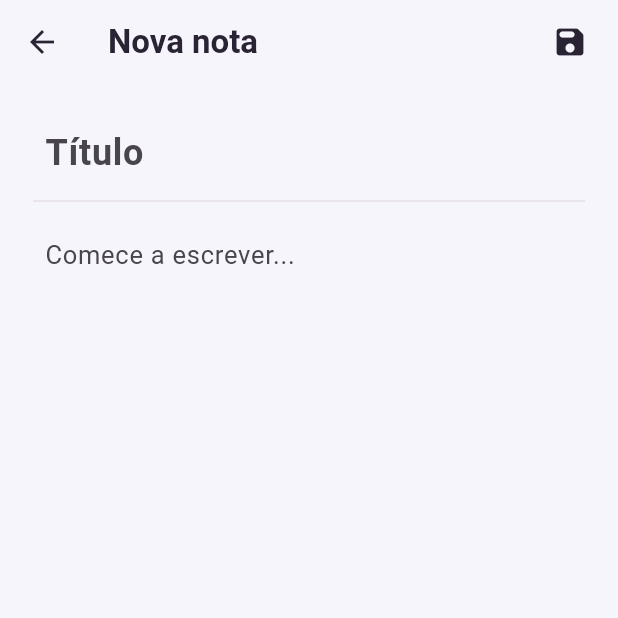
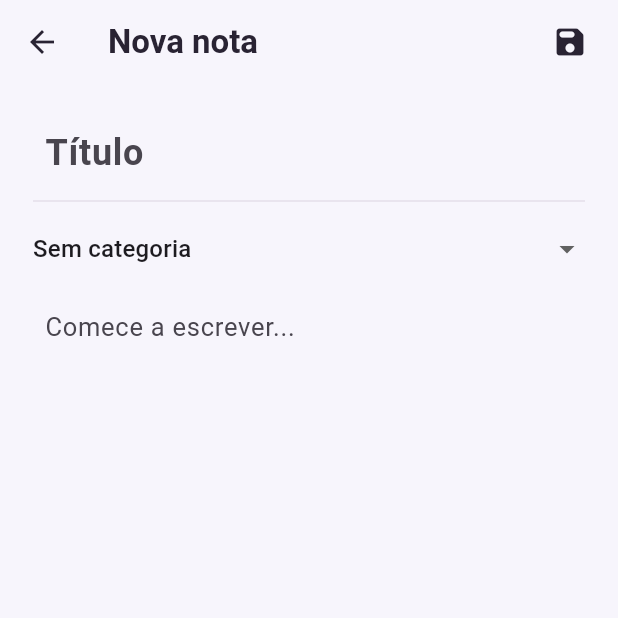
Before and after one commit to LopesBrendinha/bloco_de_nota_turma_B, a Flutter app: the NoteFormPage screen opened directly, after a tap on the "save" icon, on a phone screen of 412 x 824 dp, the top half of it. Run offline on Flutter 3.47's test engine with Material 3 defaults, Android fonts, the phone set to English and light mode, and no system bars; our stand-ins replace cloud_firestore, firebase_auth, firebase_core, sqflite; accounts and stored records are empty.

Commit message:
feat: implemented categories in notes

```diff
--- a/lib/database/database_helper.dart
+++ b/lib/database/database_helper.dart
@@ -24,9 +24,10 @@ class DatabaseHelper {
     final path = join(dbPath, fileName);
 
     // Versão 2: adiciona as colunas de sincronização com o Firestore.
+    // Versão 3: adiciona a coluna de categoria.
     return await openDatabase(
       path,
-      version: 2,
+      version: 3,
       onCreate: _createDB,
       onUpgrade: _upgradeDB,
     );
@@ -43,6 +44,7 @@ class DatabaseHelper {
         content TEXT NOT NULL,
         date TEXT NOT NULL,
         updated_at INTEGER NOT NULL DEFAULT 0,
+        category TEXT NOT NULL DEFAULT '',
         synced INTEGER NOT NULL DEFAULT 0,
         deleted INTEGER NOT NULL DEFAULT 0
       )
@@ -63,6 +65,10 @@ class DatabaseHelper {
       await db.execute(
         'ALTER TABLE notes ADD COLUMN deleted INTEGER NOT NULL DEFAULT 0',
       );
+    }
+
+    if (oldVersion < 3) {
+      await db.execute("ALTER TABLE notes ADD COLUMN category TEXT NOT NULL DEFAULT ''");
     }
   }
 
@@ -115,6 +121,17 @@ class DatabaseHelper {
     return result.map((map) => Note.fromMap(map)).toList();
   }
 
+  Future<List<String>> getCategories(String uid) async {
+    final db = await instance.database;
+
+    final result = await db.rawQuery(
+      'SELECT DISTINCT category FROM notes WHERE uid = ? AND deleted = 0 AND category != \'\'',
+      [uid],
+    );
+
+    return result.map((map) => map['category'] as String).toList();
+  }
+
   // O filtro por uid garante que um usuário não altere
   // a nota de outro, mesmo no banco local.
   Future<int> updateNote(Note note) async{
--- a/lib/models/note.dart
+++ b/lib/models/note.dart
@@ -10,6 +10,7 @@ class Note {
 
   final String uid;
   final String title;
+  final String category;
   final String content;
   final String date;
 
@@ -29,6 +30,7 @@ class Note {
     this.remoteId,
     required this.uid,
     required this.title,
+    required this.category,
     required this.content,
     required this.date,
     int? updatedAt,
@@ -39,6 +41,7 @@ class Note {
   Note copyWith({
     int? id,
     String? remoteId,
+    String? category,
     bool? synced,
     bool? deleted,
   }) {
@@ -47,6 +50,7 @@ class Note {
       remoteId: remoteId ?? this.remoteId,
       uid: uid,
       title: title,
+      category: category ?? this.category,
       content: content,
       date: date,
       updatedAt: updatedAt,
@@ -63,6 +67,7 @@ class Note {
       'remote_id': remoteId,
       'uid' : uid,
       'title' : title,
+      'category' : category,
       'content' : content,
       'date' : date,
       'updated_at': updatedAt,
@@ -77,6 +82,7 @@ class Note {
       remoteId: map['remote_id'],
       uid: map['uid'],
       title: map['title'],
+      category: map['category'] ?? '',
       content: map['content'],
       date: map['date'],
       updatedAt: map['updated_at'] ?? 0,
@@ -91,6 +97,7 @@ class Note {
     return {
       'uid': uid,
       'title': title,
+      'category': category,
       'content': content,
       'date': date,
       'updatedAt': updatedAt,
@@ -102,6 +109,7 @@ class Note {
       remoteId: documentId,
       uid: data['uid'],
       title: data['title'] ?? '',
+      category: data['category'] ?? '',
       content: data['content'] ?? '',
       date: data['date'] ?? '',
       updatedAt: data['updatedAt'] ?? 0,
--- a/lib/repositories/note_repository.dart
+++ b/lib/repositories/note_repository.dart
@@ -8,6 +8,8 @@ import 'package:cloud_firestore/cloud_firestore.dart';
 class NoteRepository {
   final DatabaseHelper _database = DatabaseHelper.instance;
   final FirestoreService _firestore = FirestoreService();
+
+  static const _defaultCategories = ['Estudos', 'Trabalho', 'Pessoal', 'Outros'];
 
   Future<List<Note>> getNotes(String uid) async {
     return _database.getNotes(uid);
@@ -112,4 +114,16 @@ class NoteRepository {
       return false;
     }
   }
+
+  Future<List<String>> getCategories(String uid) async {
+    final saved = await _database.getCategories(uid);
+
+    final categories = <String, String>{};
+
+    for (final category in [..._defaultCategories, ...saved]) {
+      categories.putIfAbsent(category.toLowerCase(), () => category);
+    }
+
+    return categories.values.toList();
+  }
 }
--- a/lib/screens/note_form_page.dart
+++ b/lib/screens/note_form_page.dart
@@ -25,15 +25,25 @@ class _NoteFormPageState extends State<NoteFormPage> {
 
   bool get isEditing => widget.note != null;
 
+  static const newCategoryOption = '__nova_categoria__';
+
+  List<String> categories = [];
+
+  String selectedCategory = '';
+
   @override
   void initState() {
     super.initState();
+
 
     if (isEditing) {
       titleController.text = widget.note!.title;
 
       contentController.text = widget.note!.content;
+      selectedCategory = widget.note?.category ?? '';
     }
+
+    loadCategories();
   }
 
   Future<void> saveNote() async {
@@ -80,6 +90,7 @@ class _NoteFormPageState extends State<NoteFormPage> {
       remoteId: widget.note?.remoteId,
       uid: user.uid,
       title: title,
+      category: selectedCategory,
       content: content,
       date: date,
     );
@@ -97,6 +108,87 @@ class _NoteFormPageState extends State<NoteFormPage> {
     }
 
     Navigator.pop(context);
+  }
+
+  Future<void> loadCategories() async {
+    final user = FirebaseAuth.instance.currentUser;
+
+    if (user == null) return;
+
+    final result = await repository.getCategories(user.uid);
+
+    if (!mounted) return;
+
+    setState(() {
+      categories = result;
+      selectCategory(selectedCategory);
+    });
+  }
+
+  void selectCategory(String name) {
+    if (name.isEmpty) {
+      selectedCategory = '';
+      return;
+    }
+
+    final index = categories.indexWhere(
+      (category) => category.toLowerCase() == name.toLowerCase(),
+    );
+
+    if (index == -1) {
+      categories.add(name);
+      selectedCategory = name;
+    } else {
+      selectedCategory = categories[index];
+    }
+  }
+
+  Future<String?> askCategoryName() {
+    var name = '';
+
+    return showDialog<String>(
+      context: context,
+      builder: (context) => AlertDialog(
+        title: const Text('Nova Categoria'),
+        content: TextField(
+          autofocus: true,
+          textCapitalization: TextCapitalization.sentences,
+          decoration: const InputDecoration(
+            hintText: 'Nome da categoria',
+          ),
+          onChanged: (value) => name = value,
+        ),
+        actions: [
+          TextButton(
+            onPressed: () => Navigator.pop(context),
+            child: const Text('Cancelar'),
+          ),
+          TextButton(
+            onPressed: () => Navigator.pop(context, name.trim()),
+            child: const Text('Criar'),
+          )
+        ]
+      )
+    );
+  }
+
+  Future<void> onCategoryChanged(String? value) async {
+    if (value == null) return;
+
+    if (value != newCategoryOption) {
+      setState(() {
+        selectedCategory = value;
+      });
+      return;
+    }
+
+    final name = await askCategoryName();
+
+    if (name == null || name.isEmpty || !mounted) return;
+
+    setState(() {
+      selectCategory(name);
+    });
   }
 
   @override
@@ -156,6 +248,26 @@ class _NoteFormPageState extends State<NoteFormPage> {
 
             const Divider(color: Color(0xFFE4DFEA)),
 
+            if (categories.isNotEmpty)
+              DropdownButton<String>(
+                value: selectedCategory,
+                isExpanded: true,
+                underline: SizedBox.shrink(),
+                items: [
+                  DropdownMenuItem(
+                    value: '',
+                    child: Text('Sem categoria')
+                  ),
+                  for (final category in categories)
+                    DropdownMenuItem(value: category, child: Text(category)),
+                  DropdownMenuItem(
+                    value: newCategoryOption,
+                    child: Text('+ Nova categoria'),
+                  )
+                ],
+                onChanged: onCategoryChanged,
+              ),
+
             Expanded(
               child: TextField(
                 controller: contentController,
```
